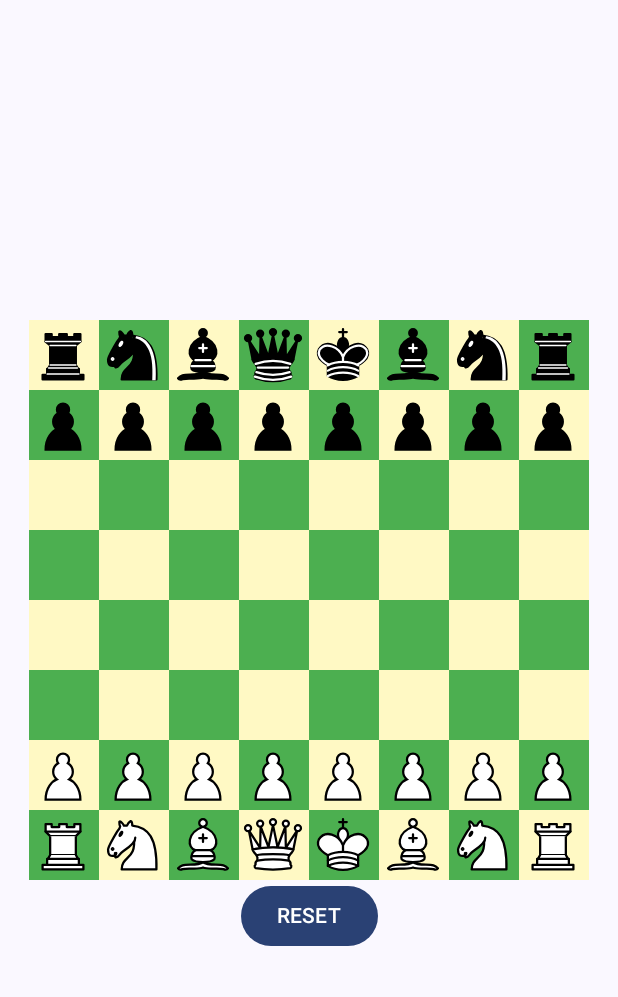
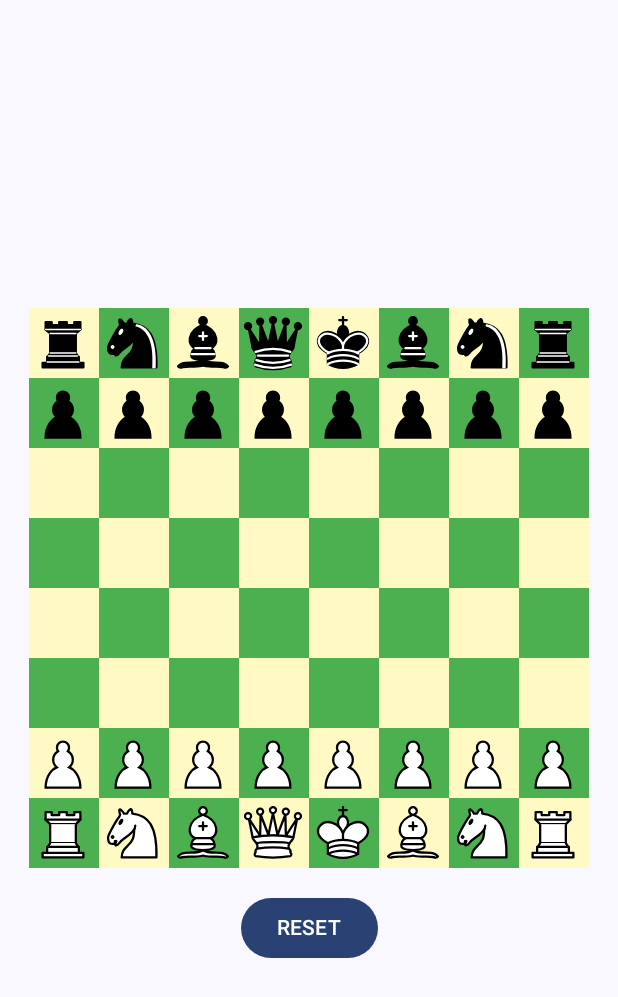
Before and after one commit to bgarza9188/Pixel-Chess-Board, an Android app built with Jetpack Compose: the screen it shows after launch (MainActivity), on a phone screen of 412 x 824 dp. Shown: the top 997 px of the screen. Run offline under Robolectric (Android 15) with nearby library versions, the phone set to English and light mode, and no system bars; our stand-ins replace livedata-compose.

Commit message:
added a spacer

```diff
--- a/app/src/main/java/io/itch/curiouscompiler/pixelchess/MainActivity.kt
+++ b/app/src/main/java/io/itch/curiouscompiler/pixelchess/MainActivity.kt
@@ -7,7 +7,9 @@ import androidx.activity.enableEdgeToEdge
 import androidx.activity.viewModels
 import androidx.compose.foundation.layout.Arrangement
 import androidx.compose.foundation.layout.Column
+import androidx.compose.foundation.layout.Spacer
 import androidx.compose.foundation.layout.fillMaxSize
+import androidx.compose.foundation.layout.height
 import androidx.compose.foundation.layout.padding
 import androidx.compose.material3.Button
 import androidx.compose.material3.Scaffold
@@ -19,6 +21,7 @@ import androidx.compose.runtime.saveable.rememberSaveable
 import androidx.compose.runtime.setValue
 import androidx.compose.ui.Alignment
 import androidx.compose.ui.Modifier
+import androidx.compose.ui.unit.dp
 import io.itch.curiouscompiler.pixelchess.ui.ChessBoard
 import io.itch.curiouscompiler.pixelchess.ui.theme.PixelChessBoardTheme
 
@@ -41,6 +44,7 @@ class MainActivity : ComponentActivity() {
                             onSelectSquare = viewModel::selectSquare,
                             updateText = { pieceLabel = it }
                         )
+                        Spacer(modifier = Modifier.height(16.dp))
                         Button(
                             onClick = {
                                 viewModel.resetBoard()
```
